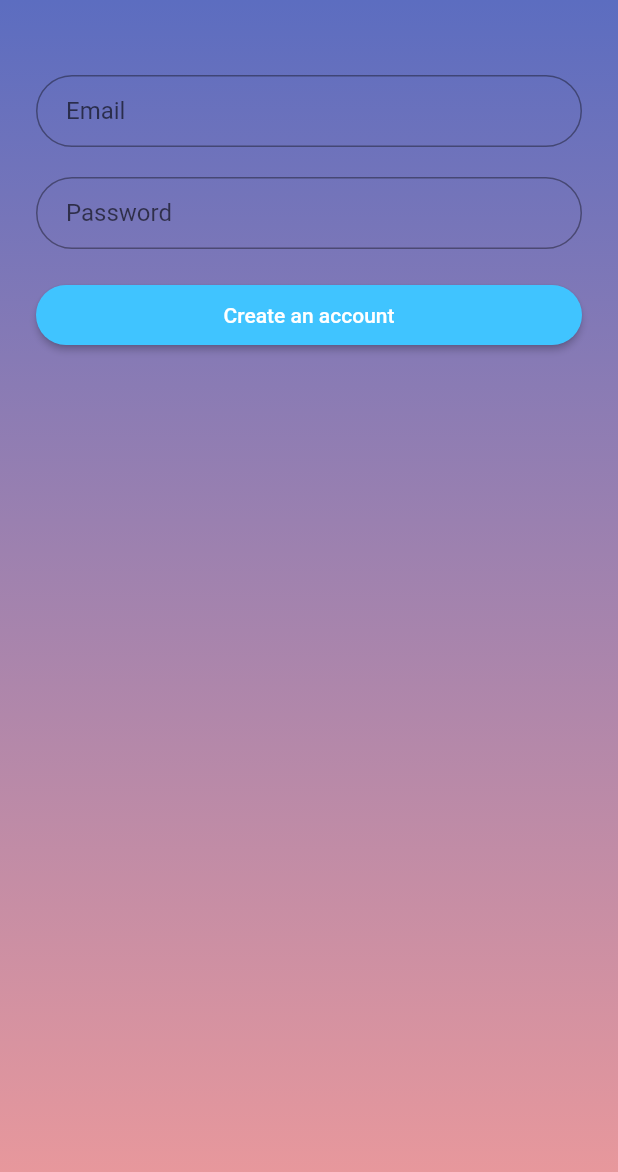
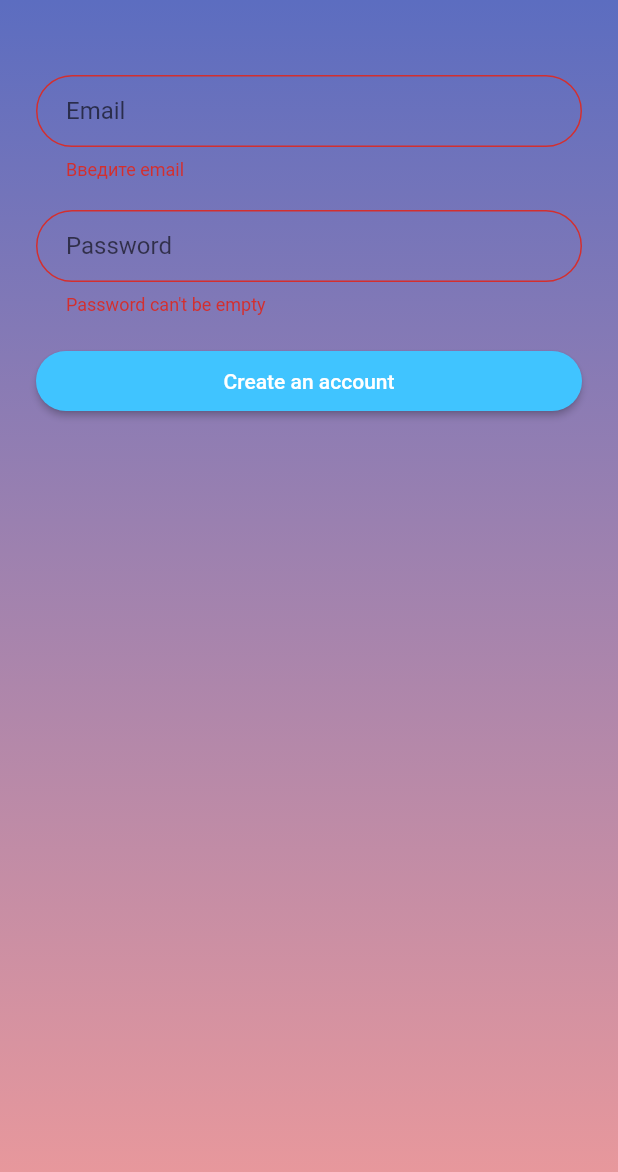
Before and after one commit to Exzhnik/My-Shares, a Flutter app: the RegisterForm screen opened directly, after a tap on "Create an account", on a phone screen of 412 x 824 dp. Shown: the top 1172 px of the screen. Run offline on Flutter 3.47's test engine with Material 2 defaults, Android fonts, the light colour scheme and no system bars; our stand-ins replace firebase_auth, google_sign_in; accounts and stored records are empty.

Commit message:
now new user registration is working

```diff
--- a/lib/pages/registration.dart
+++ b/lib/pages/registration.dart
@@ -1,6 +1,9 @@
 import 'package:firebase_auth/firebase_auth.dart';
 import 'package:flutter/material.dart';
 import 'package:flutter/rendering.dart';
+import 'dart:async';
+
+import 'package:my_shares/setup/signin.dart';
 
 class RegisterForm extends StatefulWidget {
   const RegisterForm({Key key}) : super(key: key);
@@ -9,31 +12,18 @@ class RegisterForm extends StatefulWidget {
   _RegisterFormState createState() => _RegisterFormState();
 }
 
-enum FormType { login, register }
-
 class _RegisterFormState extends State<RegisterForm> {
+  final GlobalKey<FormState> _formKey = GlobalKey<FormState>();
   String _email, _password;
 
-  final GlobalKey<FormState> formKey = GlobalKey<FormState>();
-
-  // bool validateSave() {
-  //   final form = formKey.currentState;
-  //   if (form.validate()) {
-  //     form.save();
-  //     return true;
-  //   }
-  //   return false;
-  // }
-
-  void moveRegister() async {
-    final formState = formKey.currentState;
-    if (formState.validate()) {
-      formState.save();
+  void signUp() async {
+    if (_formKey.currentState.validate()) {
+      _formKey.currentState.save();
       try {
-        FirebaseUser user = await FirebaseAuth.instance
+        await FirebaseAuth.instance
             .createUserWithEmailAndPassword(email: _email, password: _password);
-        print('Register user: ${user.uid}'); // Navigator.push(
-        //     context, MaterialPageRoute(builder: (context) => Home(user: user)));
+        Navigator.pushReplacement(
+            context, MaterialPageRoute(builder: (context) => LoginPage()));
       } catch (e) {
         print(e.message);
       }
@@ -43,7 +33,9 @@ class _RegisterFormState extends State<RegisterForm> {
   @override
   Widget build(BuildContext context) {
     return Scaffold(
-      body: Container(
+      body: Form(
+        key: _formKey,
+        child: Container(
           padding: EdgeInsets.only(left: 24, right: 24),
           decoration: BoxDecoration(
             gradient: LinearGradient(
@@ -59,10 +51,14 @@ class _RegisterFormState extends State<RegisterForm> {
                   height: 50.0,
                 ),
                 TextFormField(
-                validator: (value) => value.isEmpty?'Email can\'t be empty': null,
+                  validator: (input) {
+                    if (input.isEmpty) {
+                      return 'Введите email';
+                    }
+                  },
                   keyboardType: TextInputType.emailAddress,
                   autofocus: false,
-                onSaved: (value) => _email = value,
+                  onSaved: (input) => _email = input,
                   decoration: InputDecoration(
                     hintText: 'Email',
                     contentPadding: EdgeInsets.fromLTRB(20, 10, 20, 10),
@@ -74,8 +70,13 @@ class _RegisterFormState extends State<RegisterForm> {
                   height: 20.0,
                 ),
                 TextFormField(
-                validator: (value) => value.isEmpty?'Password can\'t be empty': null,
-                onSaved: (value) => _password = value,
+                  validator: (input) {
+                    if (input.length < 6) {
+                      return 'Password can\'t be empty';
+                    }
+                  },
+                  //  => input.isEmpty ? 'Password can\'t be empty' : null,
+                  onSaved: (input) => _password = input,
                   autofocus: false,
                   obscureText: true,
                   decoration: InputDecoration(
@@ -93,7 +94,7 @@ class _RegisterFormState extends State<RegisterForm> {
                     shape: RoundedRectangleBorder(
                       borderRadius: BorderRadius.circular(24),
                     ),
-                  onPressed: moveRegister,
+                    onPressed: signUp,
                     padding: EdgeInsets.all(12),
                     color: Colors.lightBlueAccent,
                     child: Text('Create an account',
@@ -104,7 +105,7 @@ class _RegisterFormState extends State<RegisterForm> {
             ),
           ),
         ),
-      // ),
+      ),
     );
   }
 }
```
Also changed, not shown: lib/setup/signin.dart (+5 -5 lines). Lines whose indentation alone changed are shown as unchanged.
